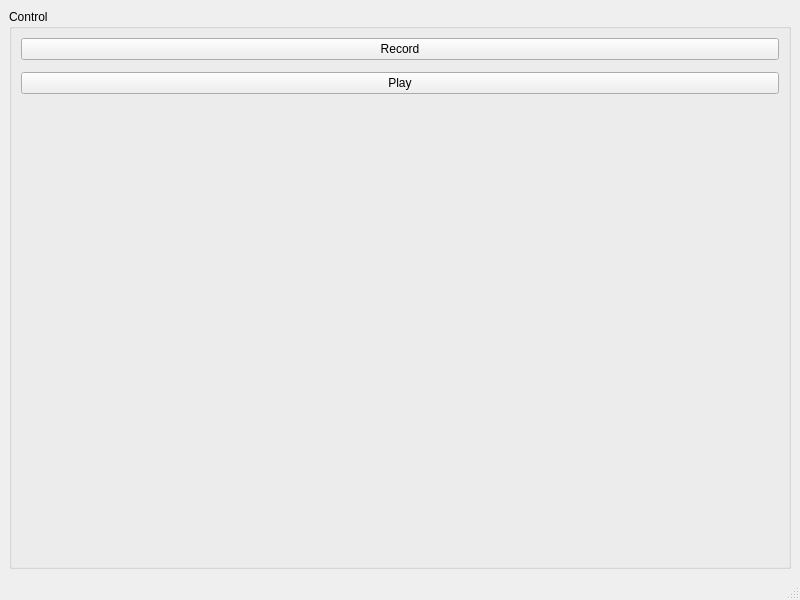
Before: the Qt Designer form src/REVideoWindow/videowindow.ui in ByxoiPetrovi4/RabbitExperimentGUI, drawn with Qt 5.
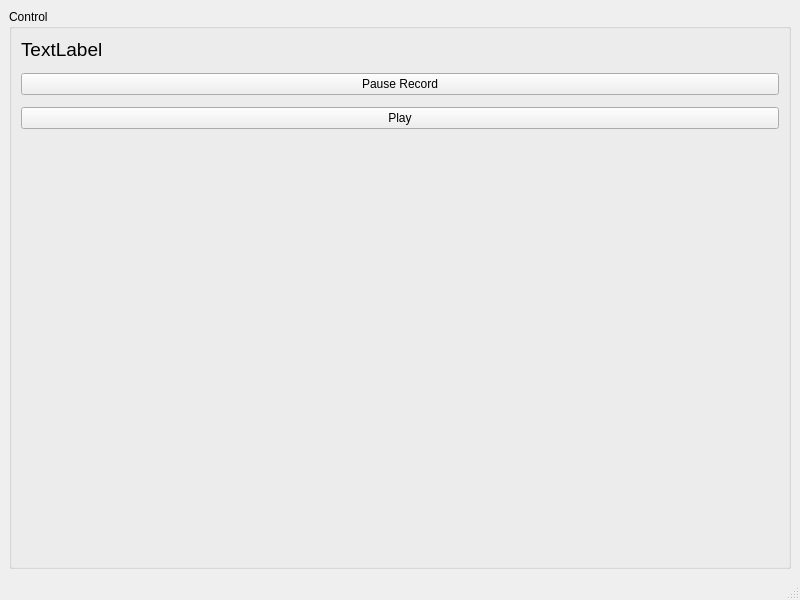
After: the same form once the commit is applied.

The edit to the form file:
```diff
--- a/src/REVideoWindow/videowindow.ui
+++ b/src/REVideoWindow/videowindow.ui
@@ -46,10 +46,22 @@
            <property name="spacing">
             <number>12</number>
            </property>
+           <item>
+            <widget class="QLabel" name="fpsLabel">
+             <property name="font">
+              <font>
+               <pointsize>14</pointsize>
+              </font>
+             </property>
+             <property name="text">
+              <string>TextLabel</string>
+             </property>
+            </widget>
+           </item>
            <item>
             <widget class="QPushButton" name="recordButton">
              <property name="text">
-              <string>Record</string>
+              <string>Pause Record</string>
              </property>
             </widget>
            </item>
```
